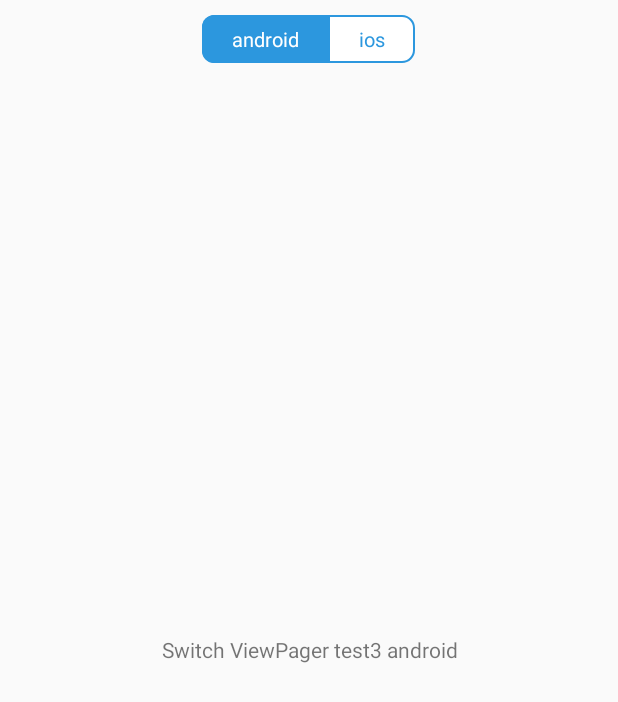
After one commit to Dreamer206602/TabLayoutSamples, an Android app: the Test3Activity screen opened directly, with no data from a screen before it, on a phone screen of 412 x 824 dp. The commit adds this screen. Shown: the top 702 px of the screen. Run offline under Robolectric (Android 15) with nearby library versions, the phone set to English and light mode, and no system bars; our stand-ins replace ButterKnife; libraries missing offline, so code that uses them is left out: com.nineoldandroids.animation; 2 statements that could not run were skipped.

Commit message:
添加了第三个测试

```diff
--- a/app/src/main/AndroidManifest.xml
+++ b/app/src/main/AndroidManifest.xml
@@ -18,9 +18,9 @@
         <activity android:name=".ui.SlidingTabActivity" />
         <activity android:name=".ui.CommonTabActivity" />
         <activity android:name=".ui.SegmentTabActivity" />
-
         <activity android:name=".ui.Test1Activity" />
-        <activity android:name=".ui.Test2Activity"></activity>
+        <activity android:name=".ui.Test2Activity" />
+        <activity android:name=".ui.Test3Activity"></activity>
     </application>
 
 </manifest>
--- a/app/src/main/java/com/tq/MainActivity.java
+++ b/app/src/main/java/com/tq/MainActivity.java
@@ -16,6 +16,7 @@ import com.tq.ui.SegmentTabActivity;
 import com.tq.ui.SlidingTabActivity;
 import com.tq.ui.Test1Activity;
 import com.tq.ui.Test2Activity;
+import com.tq.ui.Test3Activity;
 
 public class MainActivity extends AppCompatActivity {
 
@@ -24,12 +25,14 @@ public class MainActivity extends AppCompatActivity {
             "SegmentTabLayout",
             "Test1Activity",
             "Test2Activity",
+            "Test3Activity"
     };
     private final Class<?>[] mClass = {SlidingTabActivity.class,
             CommonTabActivity.class,
             SegmentTabActivity.class,
             Test1Activity.class,
-            Test2Activity.class
+            Test2Activity.class,
+            Test3Activity.class
     };
 
 
--- /dev/null
+++ b/app/src/main/java/com/tq/ui/Test3Activity.java
@@ -0,0 +1,96 @@
+package com.tq.ui;
+
+import android.os.Bundle;
+import android.support.v4.app.Fragment;
+import android.support.v4.app.FragmentManager;
+import android.support.v4.app.FragmentPagerAdapter;
+import android.support.v4.view.ViewPager;
+import android.support.v7.app.AppCompatActivity;
+
+import com.flyco.tablayout.SegmentTabLayout;
+import com.flyco.tablayout.listener.OnTabSelectListener;
+import com.tq.R;
+import com.tq.fragment.SimpleCardFragment;
+
+import java.util.ArrayList;
+
+import butterknife.Bind;
+import butterknife.ButterKnife;
+
+public class Test3Activity extends AppCompatActivity {
+
+    @Bind(R.id.tl)
+    SegmentTabLayout tl;
+    @Bind(R.id.vp)
+    ViewPager vp;
+    private String[] mTitles = {"android", "ios"};
+    private ArrayList<Fragment> mFragments = new ArrayList<>();
+
+
+    @Override
+    protected void onCreate(Bundle savedInstanceState) {
+        super.onCreate(savedInstanceState);
+        setContentView(R.layout.activity_test3);
+        ButterKnife.bind(this);
+
+        for (String title:mTitles){
+            mFragments.add(SimpleCardFragment.getInstance("Switch ViewPager test3 "+title));
+        }
+
+        vp.setAdapter(new MyPagerAdapter(getSupportFragmentManager()));
+        tl.setTabData(mTitles);
+        tl.setOnTabSelectListener(new OnTabSelectListener() {
+            @Override
+            public void onTabSelect(int position) {
+                vp.setCurrentItem(position);
+            }
+
+            @Override
+            public void onTabReselect(int position) {
+
+            }
+        });
+
+        vp.addOnPageChangeListener(new ViewPager.OnPageChangeListener() {
+            @Override
+            public void onPageScrolled(int position, float positionOffset, int positionOffsetPixels) {
+
+            }
+
+            @Override
+            public void onPageSelected(int position) {
+                    tl.setCurrentTab(position);
+            }
+
+            @Override
+            public void onPageScrollStateChanged(int state) {
+
+            }
+        });
+
+
+
+    }
+
+    private class MyPagerAdapter extends FragmentPagerAdapter{
+        public MyPagerAdapter(FragmentManager fm) {
+            super(fm);
+        }
+
+        @Override
+        public Fragment getItem(int position) {
+            return mFragments.get(position);
+        }
+
+        @Override
+        public int getCount() {
+            return mFragments.size();
+        }
+
+        @Override
+        public CharSequence getPageTitle(int position) {
+            return mTitles[position];
+        }
+    }
+
+}
--- /dev/null
+++ b/app/src/main/res/layout/activity_test3.xml
@@ -0,0 +1,25 @@
+<?xml version="1.0" encoding="utf-8"?>
+<LinearLayout xmlns:android="http://schemas.android.com/apk/res/android"
+    xmlns:tools="http://schemas.android.com/tools"
+    xmlns:tl="http://schemas.android.com/apk/res-auto"
+    android:layout_width="match_parent"
+    android:layout_height="match_parent"
+    android:orientation="vertical"
+    tools:context="com.tq.ui.Test3Activity">
+
+    <com.flyco.tablayout.SegmentTabLayout
+        android:id="@+id/tl"
+        android:layout_width="wrap_content"
+        android:layout_height="32dp"
+        android:layout_gravity="center_horizontal"
+        android:layout_marginTop="10dp"
+        tl:tl_bar_color="#ffffff"
+        tl:tl_indicator_color="#2C97DE"
+        tl:tl_indicator_corner_radius="8dp"
+        tl:tl_tab_padding="20dp"/>
+
+    <android.support.v4.view.ViewPager
+        android:id="@+id/vp"
+        android:layout_width="match_parent"
+        android:layout_height="match_parent"/>
+</LinearLayout>
```
